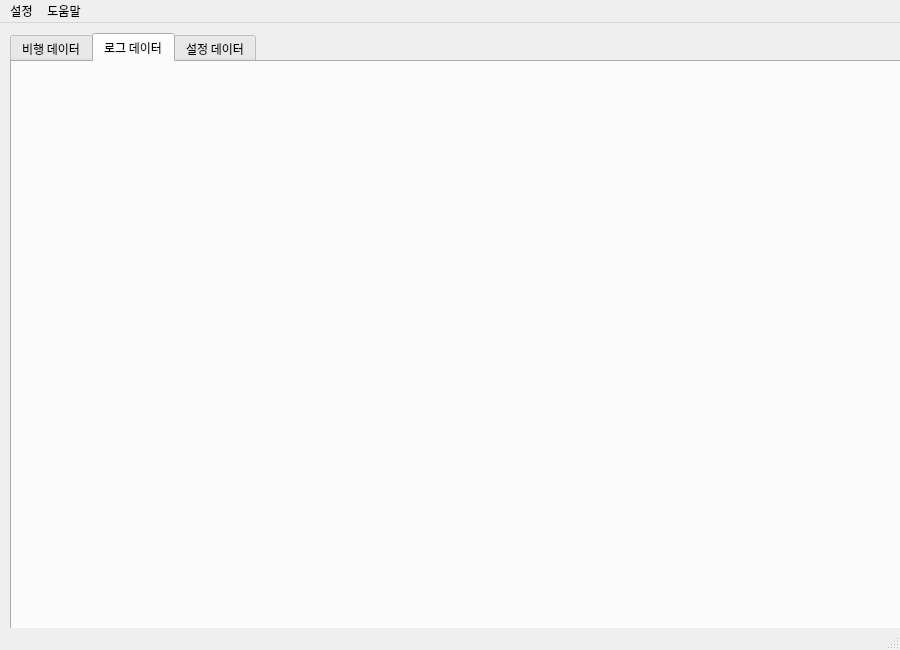
Above: ui/PX4Forensic.ui from khu-mesl-348/PX4Forensic before the change. Below: the same form after it.
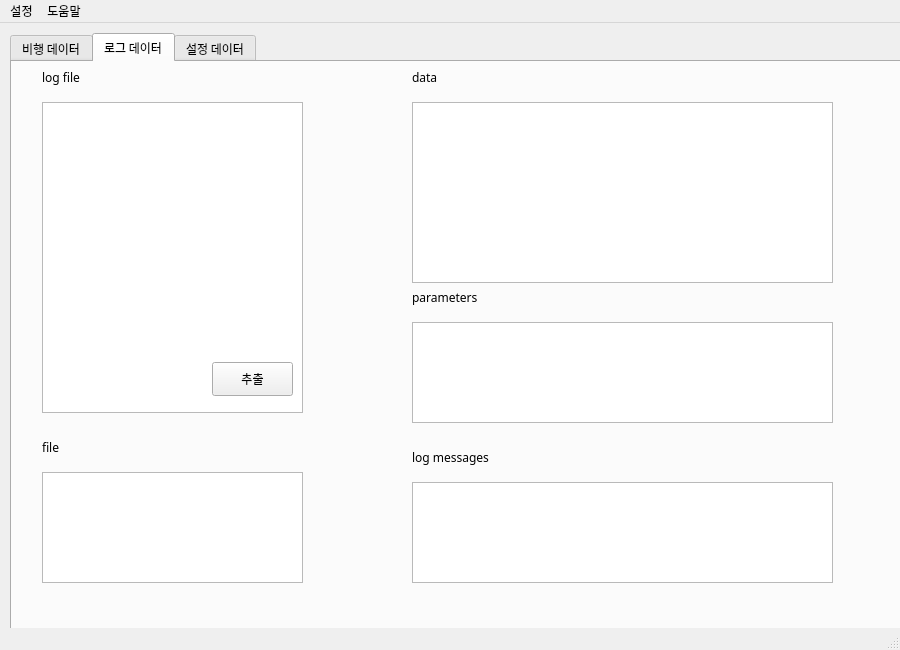
That is the form after the change. The open tabs and pages were chosen to show the change.

Commit message: 로그 GUI 프로토타입

The edit to the form file:
```diff
--- a/ui/PX4Forensic.ui
+++ b/ui/PX4Forensic.ui
@@ -5,6 +5,14 @@
   <property name="enabled">
    <bool>true</bool>
   </property>
+  <property name="geometry">
+   <rect>
+    <x>0</x>
+    <y>0</y>
+    <width>900</width>
+    <height>650</height>
+   </rect>
+  </property>
   <property name="sizePolicy">
    <sizepolicy hsizetype="Minimum" vsizetype="Minimum">
     <horstretch>0</horstretch>
@@ -340,6 +348,134 @@
      <attribute name="title">
       <string>로그 데이터</string>
      </attribute>
+     <widget class="QLabel" name="label_6">
+      <property name="geometry">
+       <rect>
+        <x>30</x>
+        <y>0</y>
+        <width>91</width>
+        <height>31</height>
+       </rect>
+      </property>
+      <property name="text">
+       <string>log file</string>
+      </property>
+     </widget>
+     <widget class="QTableWidget" name="tableWidget_file_2">
+      <property name="geometry">
+       <rect>
+        <x>30</x>
+        <y>40</y>
+        <width>261</width>
+        <height>311</height>
+       </rect>
+      </property>
+     </widget>
+     <widget class="QTableWidget" name="tableWidget_file_3">
+      <property name="geometry">
+       <rect>
+        <x>30</x>
+        <y>410</y>
+        <width>261</width>
+        <height>111</height>
+       </rect>
+      </property>
+     </widget>
+     <widget class="QLabel" name="label_7">
+      <property name="geometry">
+       <rect>
+        <x>30</x>
+        <y>370</y>
+        <width>91</width>
+        <height>31</height>
+       </rect>
+      </property>
+      <property name="text">
+       <string>file</string>
+      </property>
+     </widget>
+     <widget class="QTableWidget" name="tableWidget_file_4">
+      <property name="geometry">
+       <rect>
+        <x>400</x>
+        <y>40</y>
+        <width>421</width>
+        <height>181</height>
+       </rect>
+      </property>
+     </widget>
+     <widget class="QLabel" name="label_8">
+      <property name="geometry">
+       <rect>
+        <x>400</x>
+        <y>0</y>
+        <width>91</width>
+        <height>31</height>
+       </rect>
+      </property>
+      <property name="text">
+       <string>data</string>
+      </property>
+     </widget>
+     <widget class="QTableWidget" name="tableWidget_file_5">
+      <property name="geometry">
+       <rect>
+        <x>400</x>
+        <y>260</y>
+        <width>421</width>
+        <height>101</height>
+       </rect>
+      </property>
+     </widget>
+     <widget class="QLabel" name="label_9">
+      <property name="geometry">
+       <rect>
+        <x>400</x>
+        <y>220</y>
+        <width>91</width>
+        <height>31</height>
+       </rect>
+      </property>
+      <property name="text">
+       <string>parameters</string>
+      </property>
+     </widget>
+     <widget class="QLabel" name="label_10">
+      <property name="geometry">
+       <rect>
+        <x>400</x>
+        <y>380</y>
+        <width>121</width>
+        <height>31</height>
+       </rect>
+      </property>
+      <property name="text">
+       <string>log messages</string>
+      </property>
+     </widget>
+     <widget class="QTableWidget" name="tableWidget_file_6">
+      <property name="geometry">
+       <rect>
+        <x>400</x>
+        <y>420</y>
+        <width>421</width>
+        <height>101</height>
+       </rect>
+      </property>
+     </widget>
+     <widget class="QPushButton" name="pushButton">
+      <property name="geometry">
+       <rect>
+        <x>200</x>
+        <y>300</y>
+        <width>81</width>
+        <height>34</height>
+       </rect>
+      </property>
+      <property name="text">
+       <string>추출</string>
+      </property>
+     </widget>
     </widget>
     <widget class="QWidget" name="tab_3">
      <attribute name="title">
```
Left out of the diff: 4 changed lines with no effect on the pictures. The commit also changes 1 other file.
